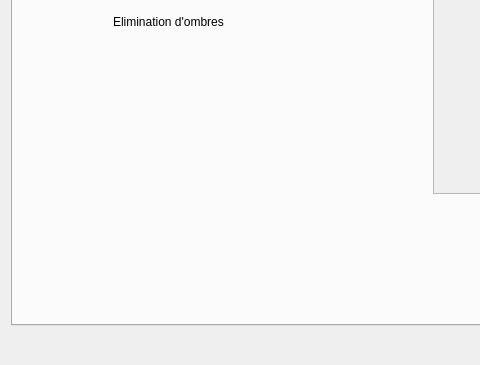
The window that chooser.ui (Wissben/SPOM) describes before a commit, drawn with Qt 5; both pictures show x 0 to 480 and y 403 to 768 of the 1300 by 768 pixel window.
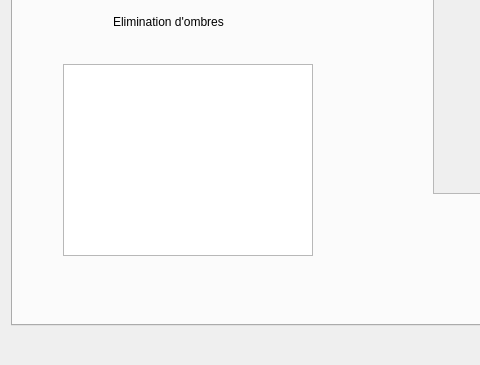
The same window after the commit. The open tabs and pages were chosen to show the change. Icons and pictures are not drawn.

```diff
--- a/chooser.ui
+++ b/chooser.ui
@@ -1505,6 +1505,16 @@
         <enum>Qt::Horizontal</enum>
        </property>
       </widget>
+      <widget class="QTableWidget" name="rec_results_table">
+       <property name="geometry">
+        <rect>
+         <x>50</x>
+         <y>430</y>
+         <width>250</width>
+         <height>192</height>
+        </rect>
+       </property>
+      </widget>
       <zorder>recChooser</zorder>
       <zorder>gridLayoutWidget_2</zorder>
       <zorder>layoutWidget_2</zorder>
```
Left out of the diff: 30 changed lines with no effect on the pictures.
